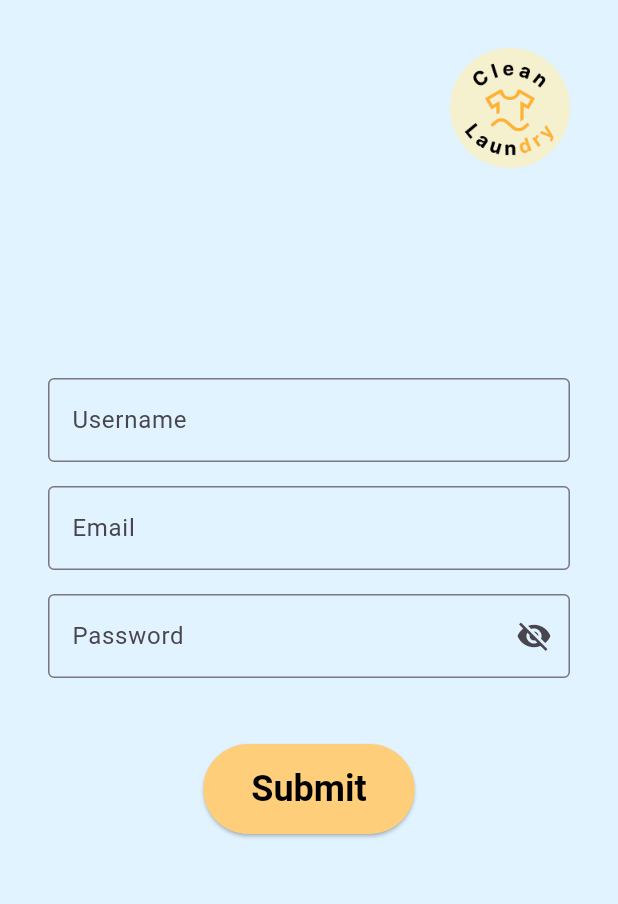
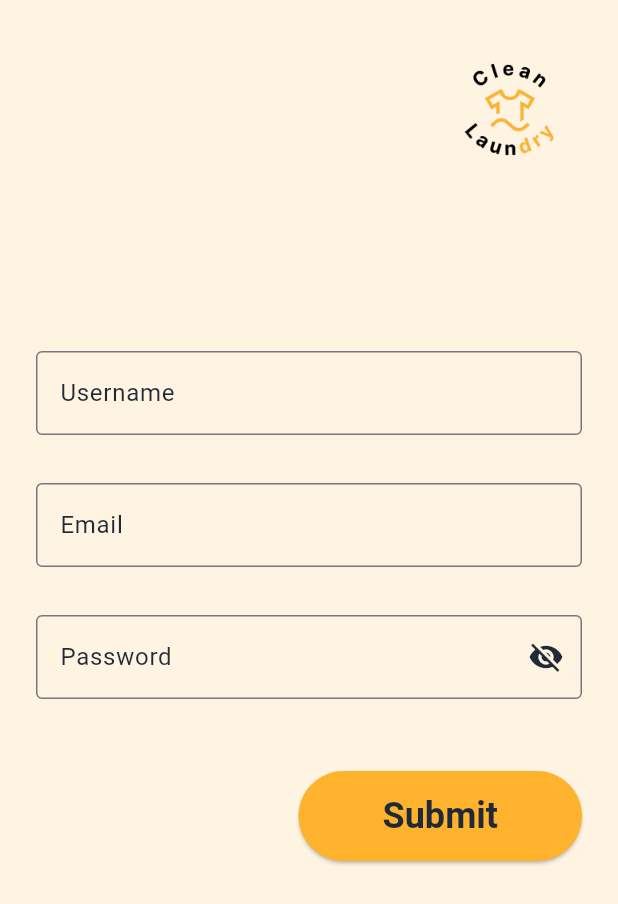
Before and after one commit to Aanwidiant/segia-flutter-task03, a Flutter app: the screen it shows after launch, after a tap on "Create New Account", on a phone screen of 412 x 824 dp. Shown: the top 904 px of the screen. Run offline on Flutter 3.47's test engine with Material 3 defaults, Android fonts, the phone set to English and light mode, and no system bars.

Commit message:
update style

```diff
--- a/lib/common/app_colors.dart
+++ b/lib/common/app_colors.dart
@@ -1,10 +1,10 @@
 import 'package:flutter/material.dart';
 
 class AppColors {
-  static const primary = Color(0xFF60B5FF);
-  static const primaryDark = Color(0xFF3998E0);
-  static const primaryLight = Color(0xFFE1F3FF);
+  static const primary = Color(0xFFFFB22C);
+  static const background = Color(0xFFFFF4E1);
   static const textPrimary = Color(0xFF1F2937);
   static const textSecondary = Color(0xFF6B7280);
   static const snowWhite = Color(0xFFFBFBFB);
+  static const error = Color(0xFFF13333);
 }
--- a/lib/common/app_text_styles.dart
+++ b/lib/common/app_text_styles.dart
@@ -19,10 +19,4 @@ class AppTextStyles {
     fontWeight: FontWeight.normal,
     color: AppColors.textSecondary,
   );
-
-  static const button = TextStyle(
-    fontSize: 14,
-    fontWeight: FontWeight.w600,
-    color: Colors.white,
-  );
 }
--- a/lib/ui/pages/register_page.dart
+++ b/lib/ui/pages/register_page.dart
@@ -22,7 +22,7 @@ class _RegisterPageState extends State<RegisterPage> {
     return Scaffold(
       body: SafeArea(
         child: Container(
-          color: AppColors.primaryLight,
+          color: AppColors.background,
           child: Stack(
             children: [
               Center(
@@ -37,19 +37,24 @@ class _RegisterPageState extends State<RegisterPage> {
                           label: 'Username',
                           hintText: 'Masukkan username',
                         ),
+                        const SizedBox(height: 16),
                         CustomTextfieldWidget(
                           controller: emailController,
                           label: 'Email',
                           hintText: 'Masukkan email',
                         ),
+                        const SizedBox(height: 16),
                         CustomTextfieldWidget(
                           controller: passwordController,
                           label: 'Password',
                           hintText: 'Masukkan password',
                           obscureText: true,
                         ),
-                        const SizedBox(height: 12),
-                        CustomButtonWidget(
+                        const SizedBox(height: 16),
+                        SizedBox(
+                          child: Align(
+                            alignment: Alignment.centerRight,
+                            child: CustomButtonWidget(
                               text: 'Submit',
                               onPressed: () {
                                 if (_formKey.currentState!.validate()) {
@@ -65,6 +70,8 @@ class _RegisterPageState extends State<RegisterPage> {
                                 }
                               },
                             ),
+                          ),
+                        ),
                       ],
                     ),
                   ),
--- a/lib/ui/pages/welcome_page.dart
+++ b/lib/ui/pages/welcome_page.dart
@@ -12,7 +12,7 @@ class WelcomePage extends StatelessWidget {
     return Scaffold(
       body: SafeArea(
         child: Container(
-          color: AppColors.primaryLight,
+          color: AppColors.background,
           child: Stack(
             children: [
               Center(
--- a/lib/ui/widgets/custom_button_widget.dart
+++ b/lib/ui/widgets/custom_button_widget.dart
@@ -1,4 +1,5 @@
 import 'package:flutter/material.dart';
+import 'package:segia_flutter_task03/common/app_colors.dart';
 
 class CustomButtonWidget extends StatelessWidget {
   final String text;
@@ -17,9 +18,9 @@ class CustomButtonWidget extends StatelessWidget {
       child: ElevatedButton(
         onPressed: onPressed,
         style: ElevatedButton.styleFrom(
-          padding: const EdgeInsets.symmetric(horizontal: 32, vertical: 16),
-          backgroundColor: const Color(0xFFFFCE7A),
-          foregroundColor: Colors.black,
+          padding: const EdgeInsets.symmetric(horizontal: 56, vertical: 16),
+          backgroundColor: AppColors.primary,
+          foregroundColor: AppColors.textPrimary,
           textStyle: const TextStyle(fontSize: 24, fontWeight: FontWeight.bold),
         ),
         child: Text(text),
--- a/lib/ui/widgets/custom_textfield_widget.dart
+++ b/lib/ui/widgets/custom_textfield_widget.dart
@@ -1,4 +1,5 @@
 import 'package:flutter/material.dart';
+import 'package:segia_flutter_task03/common/app_colors.dart';
 
 class CustomTextfieldWidget extends StatefulWidget {
   final TextEditingController controller;
@@ -20,29 +21,76 @@ class CustomTextfieldWidget extends StatefulWidget {
 
 class CustomTextfieldWidgetState extends State<CustomTextfieldWidget> {
   late bool _obscureText;
+  late FocusNode _focusNode;
+  late bool _isFocused;
+  late bool _hasError;
 
   @override
   void initState() {
     super.initState();
     _obscureText = widget.obscureText;
+    _focusNode = FocusNode();
+    _isFocused = false;
+    _hasError = false;
+
+    _focusNode.addListener(() {
+      setState(() {
+        _isFocused = _focusNode.hasFocus;
+      });
+    });
   }
 
   @override
   Widget build(BuildContext context) {
     return Padding(
-      padding: const EdgeInsets.symmetric(horizontal: 32.0, vertical: 8.0),
+      padding: const EdgeInsets.symmetric(horizontal: 24.0, vertical: 8.0),
       child: TextFormField(
         controller: widget.controller,
         obscureText: _obscureText,
+        focusNode: _focusNode,
         decoration: InputDecoration(
           labelText: widget.label,
+          labelStyle: TextStyle(
+            color:
+                _hasError
+                    ? AppColors.error
+                    : (_isFocused ? AppColors.primary : AppColors.textPrimary),
+          ),
           hintText: widget.hintText,
-          border: const OutlineInputBorder(),
+          hintStyle: TextStyle(color: AppColors.textSecondary),
+          border: OutlineInputBorder(
+            borderSide: BorderSide(
+              color:
+                  _hasError
+                      ? AppColors.error
+                      : (_isFocused
+                          ? AppColors.primary
+                          : AppColors.textPrimary),
+            ),
+          ),
+          focusedBorder: OutlineInputBorder(
+            borderSide: BorderSide(
+              color: _hasError ? AppColors.error : AppColors.primary,
+            ),
+          ),
+          errorStyle: TextStyle(color: AppColors.error),
+          errorBorder: OutlineInputBorder(
+            borderSide: BorderSide(color: AppColors.error),
+          ),
+          focusedErrorBorder: OutlineInputBorder(
+            borderSide: BorderSide(color: AppColors.error),
+          ),
           suffixIcon:
               widget.label == 'Password'
                   ? IconButton(
                     icon: Icon(
                       _obscureText ? Icons.visibility_off : Icons.visibility,
+                      color:
+                          _hasError
+                              ? AppColors.error
+                              : (_isFocused
+                                  ? AppColors.primary
+                                  : AppColors.textPrimary),
                     ),
                     onPressed: () {
                       setState(() {
@@ -54,32 +102,62 @@ class CustomTextfieldWidgetState extends State<CustomTextfieldWidget> {
         ),
         validator: (value) {
           if (value == null || value.isEmpty) {
+            setState(() {
+              _hasError = true;
+            });
             return '${widget.label} tidak boleh kosong';
           }
           if (widget.label == 'Email' &&
               !RegExp(r'^[^@]+@[^@]+\.[^@]+').hasMatch(value)) {
+            setState(() {
+              _hasError = true;
+            });
             return 'Format email tidak valid';
           }
           if (widget.label == 'Password') {
             if (value.length < 8) {
+              setState(() {
+                _hasError = true;
+              });
               return 'Password harus memiliki minimal 8 karakter.';
             }
             if (!value.contains(RegExp(r'[A-Z]'))) {
+              setState(() {
+                _hasError = true;
+              });
               return 'Password harus memiliki minimal satu huruf besar.';
             }
             if (!value.contains(RegExp(r'[a-z]'))) {
+              setState(() {
+                _hasError = true;
+              });
               return 'Password harus memiliki minimal satu huruf kecil.';
             }
             if (!value.contains(RegExp(r'[0-9]'))) {
+              setState(() {
+                _hasError = true;
+              });
               return 'Password harus memiliki minimal satu angka.';
             }
             if (!value.contains(RegExp(r'[!@#$%^&*(),.?":{}|<>]'))) {
+              setState(() {
+                _hasError = true;
+              });
               return 'Password harus memiliki minimal satu simbol.';
             }
           }
+          setState(() {
+            _hasError = false;
+          });
           return null;
         },
       ),
     );
   }
+
+  @override
+  void dispose() {
+    _focusNode.dispose();
+    super.dispose();
+  }
 }
--- a/lib/ui/widgets/hero_content_widget.dart
+++ b/lib/ui/widgets/hero_content_widget.dart
@@ -1,4 +1,5 @@
 import 'package:flutter/material.dart';
+import 'package:segia_flutter_task03/common/app_colors.dart';
 
 class HeroContentWidget extends StatelessWidget {
   final String imagePath;
@@ -19,25 +20,28 @@ class HeroContentWidget extends StatelessWidget {
               style: TextStyle(
                 fontSize: 64,
                 fontWeight: FontWeight.bold,
-                color: Color(0xFFFFCE7A),
+                color: AppColors.primary,
               ),
             ),
           ),
           SizedBox(
             width: 240,
+            child: Align(
+              alignment: Alignment.centerRight,
               child: RichText(
                 text: TextSpan(
                   style: const TextStyle(fontSize: 56, fontWeight: FontWeight.bold),
                   children: const [
                     TextSpan(
                       text: 'laun',
-                    style: TextStyle(color: Color(0xFF0A0A0A)),
+                      style: TextStyle(color: AppColors.textPrimary),
                     ),
                     TextSpan(
                       text: 'dry',
-                    style: TextStyle(color: Color(0xFFFFCE7A)),
+                      style: TextStyle(color: AppColors.primary),
                     ),
                   ],
+                ),
               ),
             ),
           ),
```
Also changed, not shown: lib/ui/pages/result_register_page.dart (+14 -7 lines), lib/ui/widgets/info_row_widget.dart (+27 -10 lines), lib/ui/widgets/password_row_widget.dart (+21 -7 lines), assets/images/logo_clean_loundry.png. Lines whose indentation alone changed are shown as unchanged.
